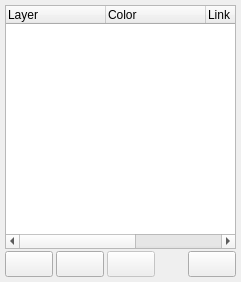
Old version of the form glue/qt/ui/layertree.ui in the repository glue-viz/glue.
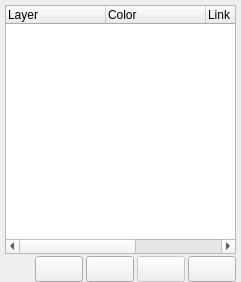
New version of the form. Icons and pictures are not drawn. Custom widgets are drawn as their Qt base class.

Commit message: tweak terminal widget layout

The edit to the form file:
```diff
--- a/glue/qt/ui/layertree.ui
+++ b/glue/qt/ui/layertree.ui
@@ -17,14 +17,26 @@
    <property name="spacing">
     <number>5</number>
    </property>
-   <property name="margin">
+   <property name="leftMargin">
     <number>5</number>
    </property>
+   <property name="topMargin">
+    <number>5</number>
+   </property>
+   <property name="rightMargin">
+    <number>5</number>
+   </property>
+   <property name="bottomMargin">
+    <number>0</number>
+   </property>
    <item>
     <layout class="QVBoxLayout" name="verticalLayout">
      <property name="spacing">
       <number>2</number>
      </property>
+     <property name="bottomMargin">
+      <number>0</number>
+     </property>
      <item>
       <widget class="DataCollectionView" name="layerTree">
        <property name="sizePolicy">
@@ -81,6 +93,22 @@
        <property name="spacing">
         <number>3</number>
        </property>
+       <item>
+        <spacer name="horizontalSpacer_2">
+         <property name="orientation">
+          <enum>Qt::Horizontal</enum>
+         </property>
+         <property name="sizeType">
+          <enum>QSizePolicy::Expanding</enum>
+         </property>
+         <property name="sizeHint" stdset="0">
+          <size>
+           <width>20</width>
+           <height>20</height>
+          </size>
+         </property>
+        </spacer>
+       </item>
        <item>
         <widget class="QPushButton" name="layerAddButton">
          <property name="font">
@@ -165,22 +193,6 @@
          </property>
         </widget>
        </item>
-       <item>
-        <spacer name="horizontalSpacer_2">
-         <property name="orientation">
-          <enum>Qt::Horizontal</enum>
-         </property>
-         <property name="sizeType">
-          <enum>QSizePolicy::Expanding</enum>
-         </property>
-         <property name="sizeHint" stdset="0">
-          <size>
-           <width>20</width>
-           <height>20</height>
-          </size>
-         </property>
-        </spacer>
-       </item>
        <item>
         <widget class="GlueActionButton" name="linkButton">
          <property name="enabled">
```
Left out of the diff: 2 changed lines with no effect on the pictures. The commit also changes 2 other files.
